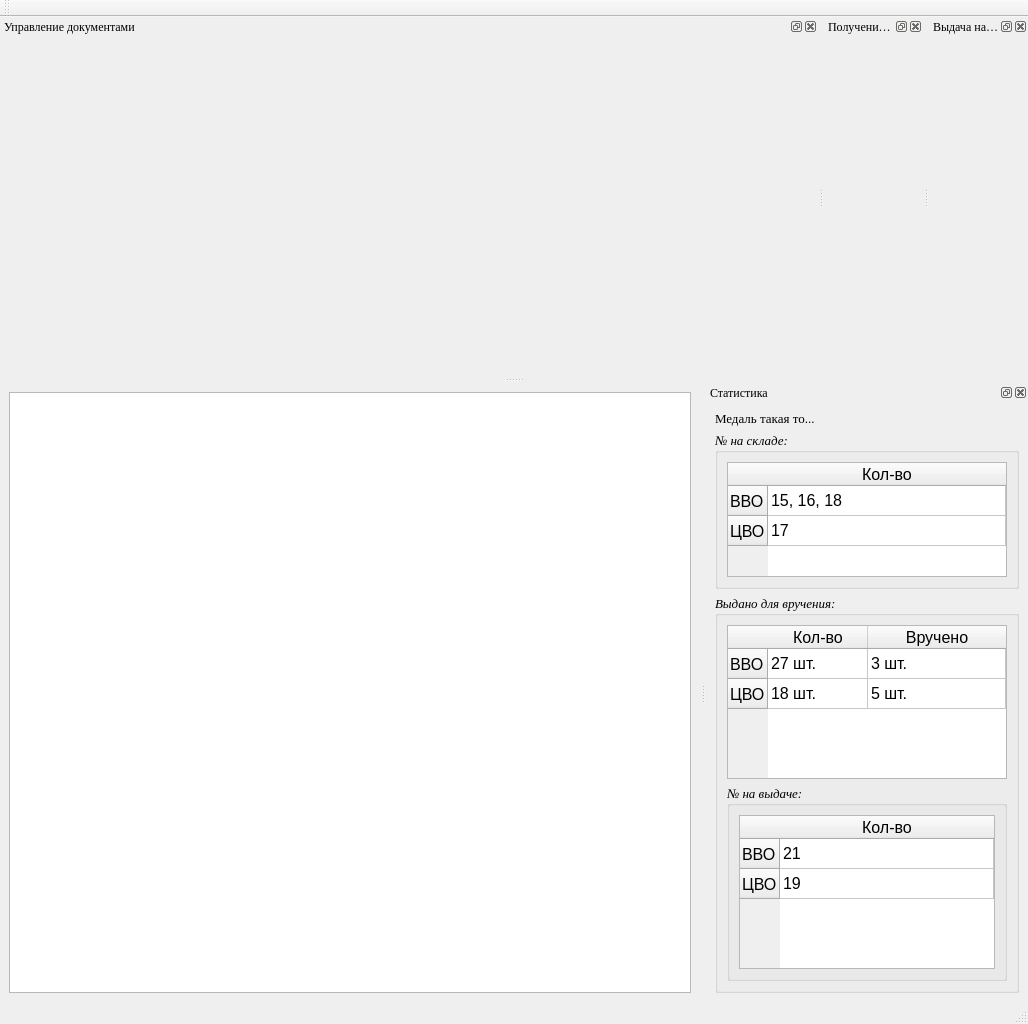
First picture: the form in mw.ui, repository s4astlif4ik/accounting_of_medal, before the edit.
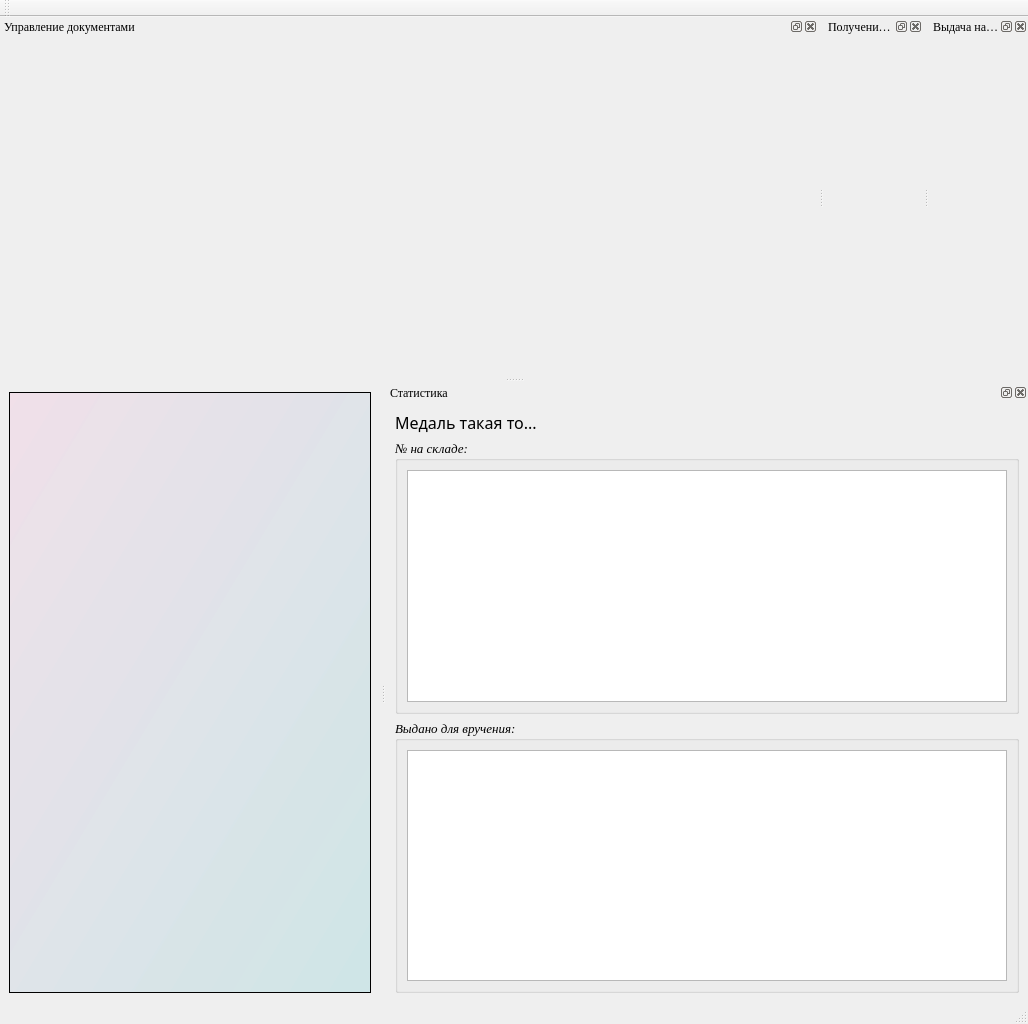
Second picture: the form after the edit. Icons and pictures are not drawn.

What changed in the file:
```diff
--- a/mw.ui
+++ b/mw.ui
@@ -34,6 +34,9 @@
       <property name="autoFillBackground">
        <bool>true</bool>
       </property>
+      <property name="styleSheet">
+       <string notr="true">background-color: qlineargradient(spread:pad, x1:0, y1:0, x2:1, y2:1, stop:0 rgba(245, 171, 215, 30), stop:0.995146 rgba(89, 196, 205, 30), stop:1 rgba(255, 255, 255, 255));</string>
+      </property>
       <property name="frameShape">
        <enum>QFrame::StyledPanel</enum>
       </property>
@@ -84,8 +87,8 @@
   <widget class="QDockWidget" name="dW_filter">
    <property name="minimumSize">
     <size>
-     <width>176</width>
-     <height>460</height>
+     <width>638</width>
+     <height>284</height>
     </size>
    </property>
    <property name="maximumSize">
@@ -122,106 +125,23 @@
         <string>Выдано для вручения:</string>
        </property>
        <layout class="QGridLayout" name="gridLayout">
-        <item row="0" column="0">
-         <widget class="QTableWidget" name="tableWidget">
-          <property name="font">
-           <font>
-            <family>Tahoma</family>
-            <pointsize>12</pointsize>
-            <italic>false</italic>
-           </font>
+        <item row="1" column="0">
+         <widget class="QTableView" name="tV_issued_awards">
+          <property name="minimumSize">
+           <size>
+            <width>600</width>
+            <height>0</height>
+           </size>
+          </property>
+          <property name="editTriggers">
+           <set>QAbstractItemView::NoEditTriggers</set>
+          </property>
+          <property name="alternatingRowColors">
+           <bool>true</bool>
           </property>
           <attribute name="horizontalHeaderStretchLastSection">
            <bool>true</bool>
           </attribute>
-          <row>
-           <property name="text">
-            <string>ВВО</string>
-           </property>
-          </row>
-          <row>
-           <property name="text">
-            <string>ЦВО</string>
-           </property>
-          </row>
-          <column>
-           <property name="text">
-            <string>Кол-во</string>
-           </property>
-          </column>
-          <column>
-           <property name="text">
-            <string>Вручено</string>
-           </property>
-          </column>
-          <item row="0" column="0">
-           <property name="text">
-            <string>27 шт.</string>
-           </property>
-          </item>
-          <item row="0" column="1">
-           <property name="text">
-            <string>3 шт.</string>
-           </property>
-          </item>
-          <item row="1" column="0">
-           <property name="text">
-            <string>18 шт.</string>
-           </property>
-          </item>
-          <item row="1" column="1">
-           <property name="text">
-            <string>5 шт.</string>
-           </property>
-          </item>
-         </widget>
-        </item>
-        <item row="2" column="0">
-         <widget class="QGroupBox" name="groupBox_3">
-          <property name="title">
-           <string>№ на выдаче:</string>
-          </property>
-          <layout class="QGridLayout" name="gridLayout_4">
-           <item row="0" column="0">
-            <widget class="QTableWidget" name="tableWidget_3">
-             <property name="font">
-              <font>
-               <family>Tahoma</family>
-               <pointsize>12</pointsize>
-               <italic>false</italic>
-              </font>
-             </property>
-             <attribute name="horizontalHeaderStretchLastSection">
-              <bool>true</bool>
-             </attribute>
-             <row>
-              <property name="text">
-               <string>ВВО</string>
-              </property>
-             </row>
-             <row>
-              <property name="text">
-               <string>ЦВО</string>
-              </property>
-             </row>
-             <column>
-              <property name="text">
-               <string>Кол-во</string>
-              </property>
-             </column>
-             <item row="0" column="0">
-              <property name="text">
-               <string>21</string>
-              </property>
-             </item>
-             <item row="1" column="0">
-              <property name="text">
-               <string>19</string>
-              </property>
-             </item>
-            </widget>
-           </item>
-          </layout>
          </widget>
         </item>
        </layout>
@@ -231,8 +151,8 @@
       <widget class="QLabel" name="label">
        <property name="font">
         <font>
-         <family>Times New Roman</family>
-         <pointsize>10</pointsize>
+         <family>Noto Sans</family>
+         <pointsize>12</pointsize>
          <italic>false</italic>
         </font>
        </property>
@@ -255,42 +175,28 @@
        </property>
        <layout class="QGridLayout" name="gridLayout_3">
         <item row="0" column="0">
-         <widget class="QTableWidget" name="tableWidget_2">
-          <property name="font">
-           <font>
-            <family>Tahoma</family>
-            <pointsize>12</pointsize>
-            <italic>false</italic>
-           </font>
+         <widget class="QTableView" name="tV_award_in_storage">
+          <property name="minimumSize">
+           <size>
+            <width>600</width>
+            <height>0</height>
+           </size>
+          </property>
+          <property name="midLineWidth">
+           <number>1</number>
+          </property>
+          <property name="editTriggers">
+           <set>QAbstractItemView::NoEditTriggers</set>
+          </property>
+          <property name="alternatingRowColors">
+           <bool>true</bool>
+          </property>
+          <property name="wordWrap">
+           <bool>true</bool>
           </property>
           <attribute name="horizontalHeaderStretchLastSection">
            <bool>true</bool>
           </attribute>
-          <row>
-           <property name="text">
-            <string>ВВО</string>
-           </property>
-          </row>
-          <row>
-           <property name="text">
-            <string>ЦВО</string>
-           </property>
-          </row>
-          <column>
-           <property name="text">
-            <string>Кол-во</string>
-           </property>
-          </column>
-          <item row="0" column="0">
-           <property name="text">
-            <string>15, 16, 18</string>
-           </property>
-          </item>
-          <item row="1" column="0">
-           <property name="text">
-            <string>17</string>
-           </property>
-          </item>
          </widget>
         </item>
        </layout>
```
Left out of the diff: 7 changed lines with no effect on the pictures.
